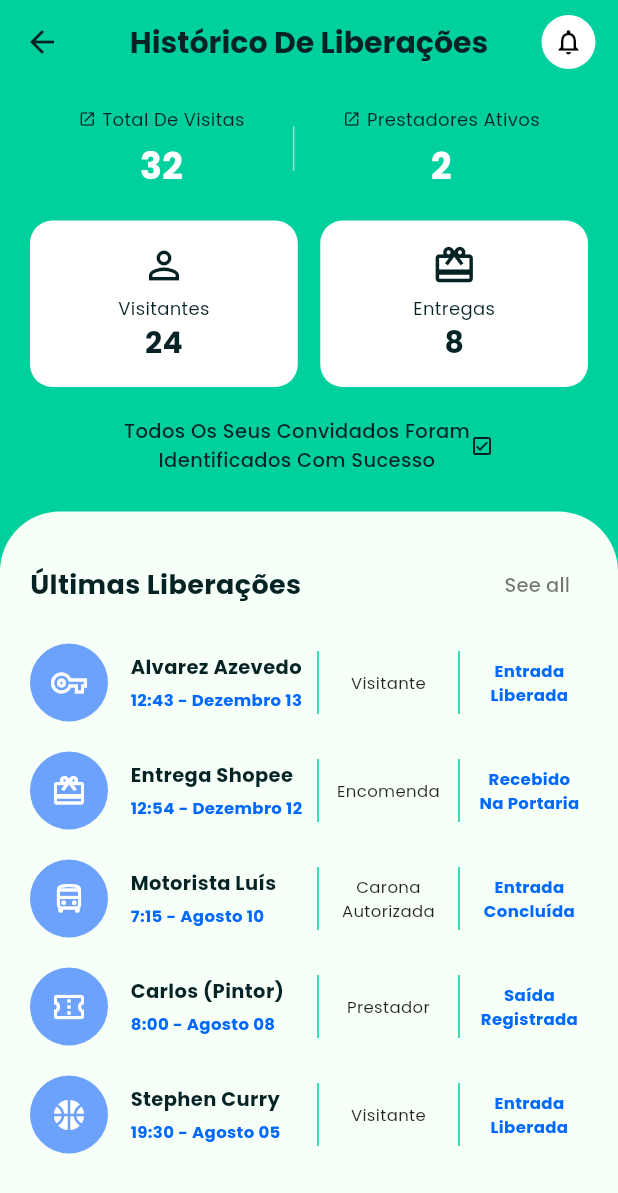
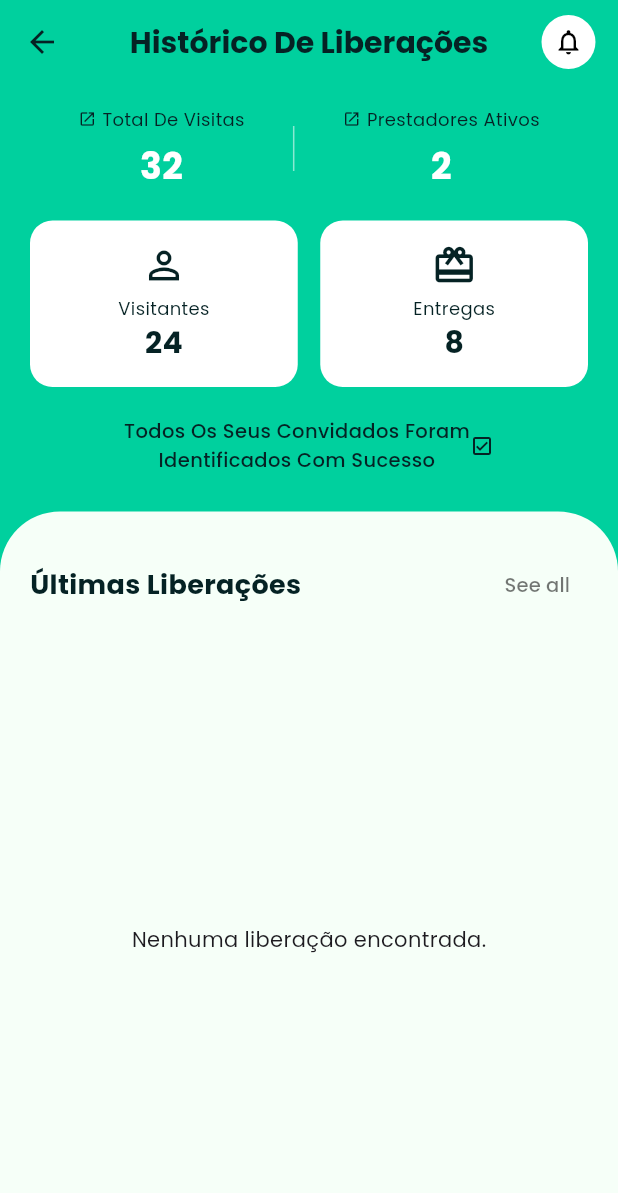
Before and after one commit to guilhermedmd/EMEL---administracao-condominios, a Flutter app: the TelaHistoricoLiberacoes screen opened directly, on a phone screen of 412 x 824 dp. Shown: the top 1193 px of the screen. Run offline on Flutter 3.47's test engine with Material 3 defaults, Android fonts, the phone set to English and light mode, and no system bars; our stand-ins replace flutter_dotenv, google_fonts, hive_ce, hive_ce_flutter, supabase_flutter; accounts and stored records are empty.

Commit message:
modificação da tela historico
alteração na tela de historico para receber a tabela de historico de visitas

```diff
--- a/lib/pages/historico_liberacoes_page.dart
+++ b/lib/pages/historico_liberacoes_page.dart
@@ -1,4 +1,7 @@
 import 'package:flutter/material.dart';
+import 'package:intl/intl.dart';
+import 'package:intl/date_symbol_data_local.dart';
+import 'package:supabase_flutter/supabase_flutter.dart';
 
 class TelaHistoricoLiberacoes extends StatefulWidget {
   const TelaHistoricoLiberacoes({super.key});
@@ -9,8 +12,40 @@ class TelaHistoricoLiberacoes extends StatefulWidget {
 }
 
 class _TelaHistoricoLiberacoesState extends State<TelaHistoricoLiberacoes> {
-  // Nova estrutura de dados baseada na imagem
-  final List<Map<String, dynamic>> liberacoes = [
+  @override
+  void initState() {
+    super.initState();
+    initializeDateFormatting('pt_BR', null);
+  }
+
+  Future<List<Map<String, dynamic>>> _buscarHistorico() async {
+    try {
+      final supabase = Supabase.instance.client;
+
+      // Chamar a tabela como: 'historico_liberacoes'
+      final response = await supabase
+          .from('historico_liberacoes')
+          .select()
+          .order('created_at', ascending: false);
+
+      List<Map<String, dynamic>> listaFormatada = response.map((item) {
+        return {
+          "nome": item['nome'] ?? 'Desconhecido',
+          "data": _formatarData(item['created_at']),
+          "categoria": item['categoria'] ?? 'Outros',
+          "status": item['status'] ?? 'Pendente',
+          "icone": _obterIconePorCategoria(item['categoria']),
+        };
+      }).toList();
+
+      return listaFormatada;
+    } catch (e) {
+      // Como a tabela não existe ainda, vai cair neste erro
+
+      // Retornando dados para não ficar vazia
+      debugPrint('Tabela não encontrada, retornando dados falsos: $e');
+
+      return [
         {
           "nome": "Alvarez Azevedo",
           "data": "12:43 - Dezembro 13",
@@ -25,28 +60,42 @@ class _TelaHistoricoLiberacoesState extends State<TelaHistoricoLiberacoes> {
           "status": "Recebido\nNa Portaria",
           "icone": Icons.card_giftcard,
         },
-    {
-      "nome": "Motorista Luís",
-      "data": "7:15 - Agosto 10",
-      "categoria": "Carona\nAutorizada",
-      "status": "Entrada\nConcluída",
-      "icone": Icons.directions_bus_outlined,
-    },
-    {
-      "nome": "Carlos (Pintor)",
-      "data": "8:00 - Agosto 08",
-      "categoria": "Prestador",
-      "status": "Saída\nRegistrada",
-      "icone": Icons.confirmation_number_outlined,
-    },
-    {
-      "nome": "Stephen Curry",
-      "data": "19:30 - Agosto 05",
-      "categoria": "Visitante",
-      "status": "Entrada\nLiberada",
-      "icone": Icons.sports_basketball,
-    },
       ];
+    }
+  }
+
+  // Função para formatar a data que vem do banco
+  String _formatarData(String? dataBanco) {
+    if (dataBanco == null) return '';
+    try {
+      DateTime data = DateTime.parse(dataBanco);
+      // Formata para: "12:43 - Dezembro 13"
+      String hora = DateFormat('HH:mm').format(data);
+      String mesDia = DateFormat('MMMM dd', 'pt_BR').format(data);
+      // Capitaliza a primeira letra do mês
+      mesDia = mesDia[0].toUpperCase() + mesDia.substring(1);
+      return "$hora - $mesDia";
+    } catch (e) {
+      return '';
+    }
+  }
+
+  IconData _obterIconePorCategoria(String? categoria) {
+    switch (categoria?.toLowerCase()) {
+      case 'visitante':
+        return Icons.vpn_key_outlined;
+      case 'encomenda':
+      case 'entrega':
+        return Icons.card_giftcard;
+      case 'carona autorizada':
+      case 'carona':
+        return Icons.directions_bus_outlined;
+      case 'prestador':
+        return Icons.confirmation_number_outlined;
+      default:
+        return Icons.info_outline;
+    }
+  }
 
   @override
   Widget build(BuildContext context) {
@@ -187,16 +236,47 @@ class _TelaHistoricoLiberacoesState extends State<TelaHistoricoLiberacoes> {
 
                   // Lista de Liberações
                   Expanded(
-                    child: ListView.builder(
-                      itemCount: liberacoes.length,
+                    child: FutureBuilder<List<Map<String, dynamic>>>(
+                      future: _buscarHistorico(),
+                      builder: (context, snapshot) {
+                        if (snapshot.connectionState ==
+                            ConnectionState.waiting) {
+                          return const Center(
+                            child: CircularProgressIndicator(
+                              color: Color(0xFF00D09E),
+                            ),
+                          );
+                        }
+
+                        if (snapshot.hasError) {
+                          return const Center(
+                            child: Text(
+                              "Erro ao carregar o histórico.",
+                              style: TextStyle(color: Colors.red),
+                            ),
+                          );
+                        }
+
+                        if (!snapshot.hasData || snapshot.data!.isEmpty) {
+                          return const Center(
+                            child: Text("Nenhuma liberação encontrada."),
+                          );
+                        }
+
+                        final listaHistorico = snapshot.data!;
+
+                        return ListView.builder(
+                          itemCount: listaHistorico.length,
                           itemBuilder: (context, index) {
-                        final item = liberacoes[index];
+                            final item = listaHistorico[index];
                             return _itemLiberacao(
                               nome: item["nome"],
                               data: item["data"],
                               categoria: item["categoria"],
                               status: item["status"],
                               icone: item["icone"],
+                            );
+                          },
                         );
                       },
                     ),
--- a/pubspec.yaml
+++ b/pubspec.yaml
@@ -40,6 +40,7 @@ dependencies:
   hive_ce: ^2.19.3
   hive_ce_flutter: ^2.3.4
   provider: ^6.1.5+1
+  intl: ^0.20.2
 
 dev_dependencies:
   flutter_test:
```
Also changed, not shown: pubspec.lock. Lines whose indentation alone changed are shown as unchanged.
